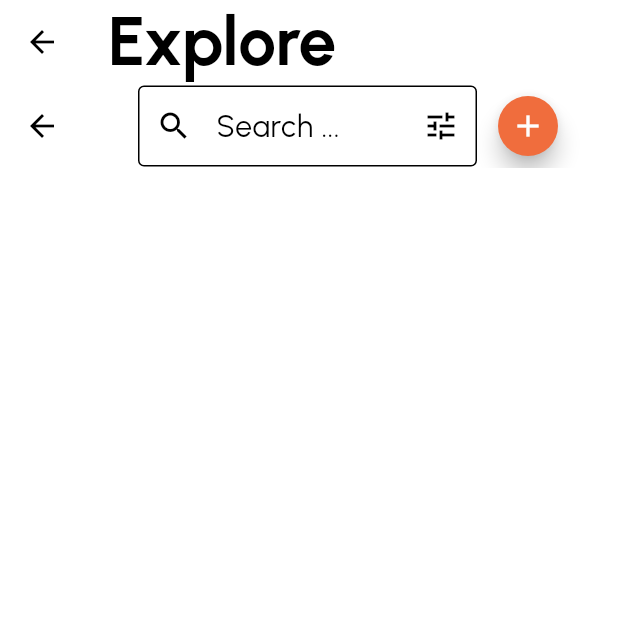
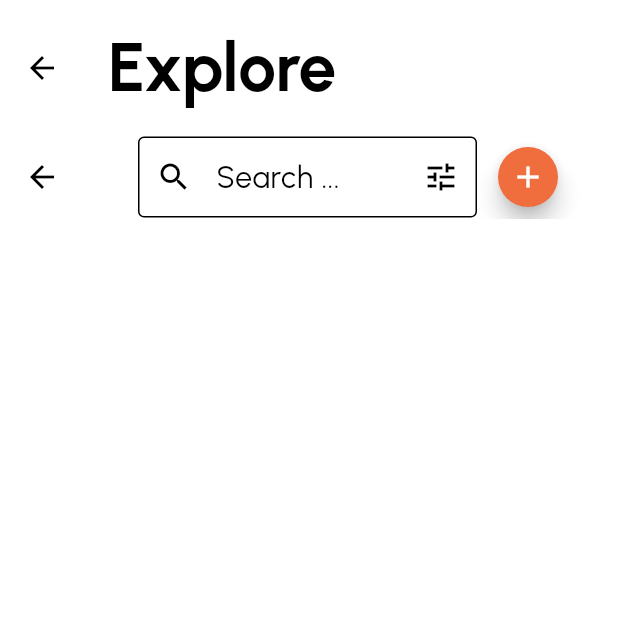
Before and after one commit to rgandik/new-fellow-project, a Flutter app: the ExploreScreen screen opened directly, on a phone screen of 412 x 824 dp, the top half of it. Run offline on Flutter 3.47's test engine with Material 3 defaults, Android fonts, the phone set to English and light mode, and no system bars; our stand-ins replace email_validator, firebase_auth, firebase_core, flutter_svg, geocoding, material_design_icons_flutter and 3 more; missing offline and left inert: dart:ffi; accounts and stored records are empty; network calls fail.

```diff
--- a/frontend/lib/pages/explore_screen.dart
+++ b/frontend/lib/pages/explore_screen.dart
@@ -45,9 +45,15 @@ class ExploreScreenState extends State<ExploreScreen> {
         ),
         elevation: 0,
         centerTitle: false,
+        toolbarHeight: 90
       ),
       body: CustomScrollView(
         slivers: [
+          /*const SliverToBoxAdapter(
+            child: SizedBox(
+              height: 10
+            ),
+          ),*/
           SliverAppBar(
             pinned: true,
             title: Padding(
@@ -89,6 +95,11 @@ class ExploreScreenState extends State<ExploreScreen> {
               ),
             )
           ),
+          const SliverToBoxAdapter(
+            child: SizedBox(
+              height: 30
+            )
+          ),
           SliverList(
             delegate: SliverChildListDelegate(
               [
--- a/frontend/lib/pages/profile_screen.dart
+++ b/frontend/lib/pages/profile_screen.dart
@@ -75,11 +75,11 @@ class ProfileScreen extends StatelessWidget {
                 trailing: Icon(Icons.chevron_right),
                 onTap: () {
                   AuthService().signOut();
-                   Navigator.push(
+                   /*Navigator.push(
                      context,
                      MaterialPageRoute(
                          builder: (context) => const AuthenticationScreen())
-                  );
+                  );*/
                   // Add functionality for account
                 },
               ),
```
